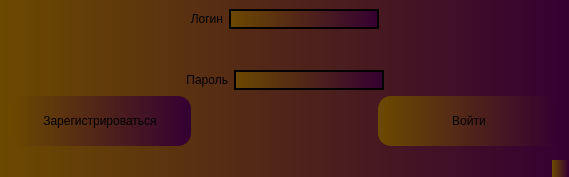
Above: login/login_Window.ui from RaZe31-cs/photo-viewing-app before the change. Below: the same form after it.
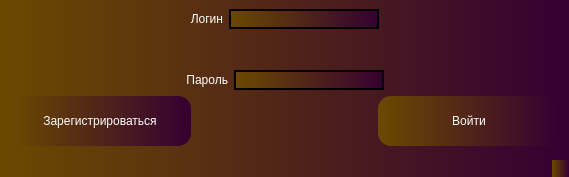
That is the form after the change.

Commit message: update color text

The edit to the form file:
```diff
--- a/login/login_Window.ui
+++ b/login/login_Window.ui
@@ -32,7 +32,7 @@
    <string>Окно регистрации/Входа</string>
   </property>
   <property name="styleSheet">
-   <string notr="true">
+   <string notr="true">color: rgb(255, 255, 255);
 background-color: qlineargradient(spread:pad, x1:0, y1:0, x2:1, y2:0, stop:0 rgba(108, 73, 0, 255), stop:1 rgba(52, 0, 50, 255));</string>
   </property>
   <widget class="QWidget" name="centralwidget">
```
The commit also changes 4 other files.
